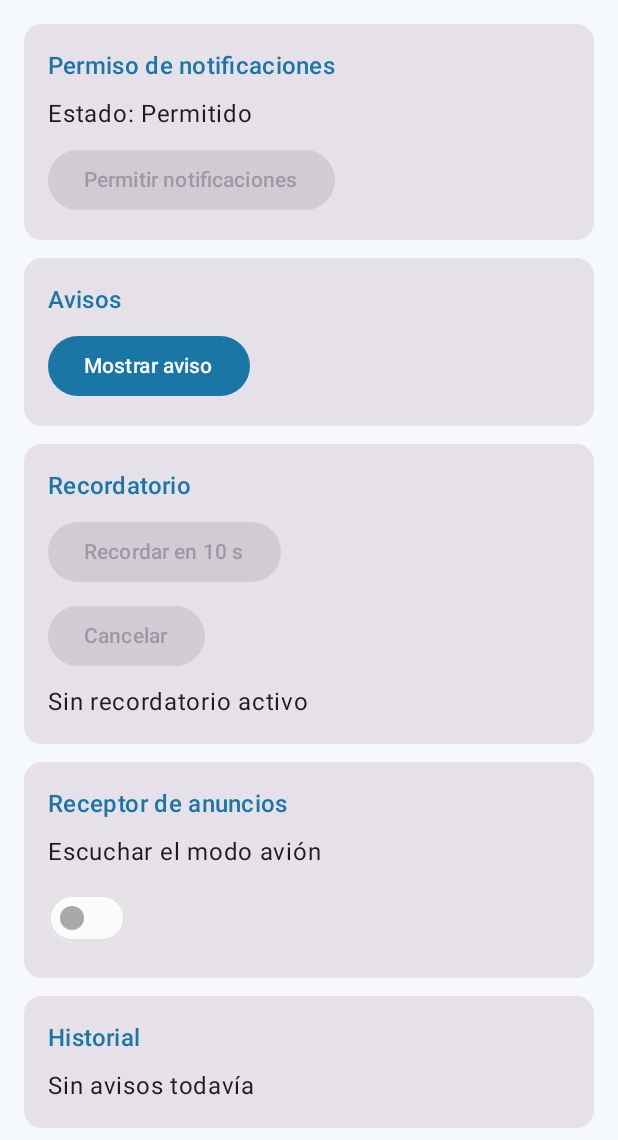
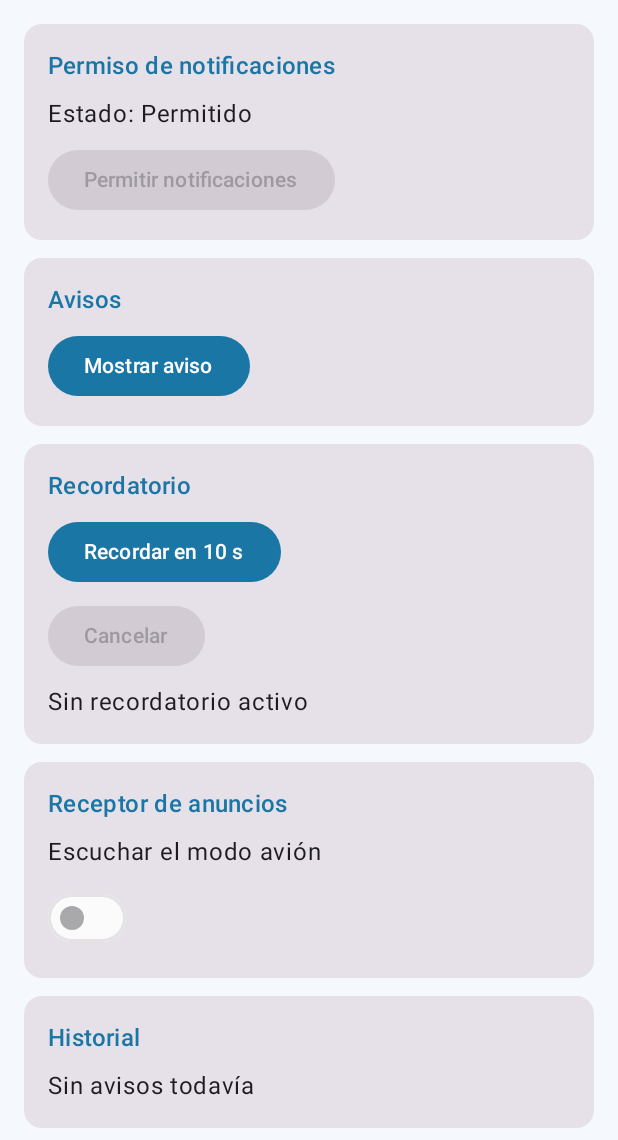
Before and after one commit to huancogrecia/AvisosCampus_Huanco, an Android app built with Jetpack Compose: the screen it shows after launch (MainActivity), on a phone screen of 412 x 824 dp, the part 96-1236 px from its top. Run offline under Robolectric (Android 15) with nearby library versions, the phone set to English and light mode, and no system bars.

Commit message:
feat(recordatorio): cuenta regresiva con corrutina y cancelacion

```diff
--- a/app/src/main/java/com/tecsup/avisoscampus/ui/PantallaAvisos.kt
+++ b/app/src/main/java/com/tecsup/avisoscampus/ui/PantallaAvisos.kt
@@ -34,6 +34,7 @@ import com.tecsup.avisoscampus.viewmodel.AvisosViewModel
 fun PantallaAvisos(vm: AvisosViewModel) {
     val contexto = LocalContext.current
     val permiso by vm.permiso.collectAsState()
+    val faltan by vm.faltan.collectAsState()
     val lanzador = rememberLauncherForActivityResult(
         ActivityResultContracts.RequestPermission()
     ) { concedido ->
@@ -97,9 +98,13 @@ fun PantallaAvisos(vm: AvisosViewModel) {
                 Button(onClick = vm::avisarAhora) { Text("Mostrar aviso") }
             }
             TarjetaBase("Recordatorio") {
-                Button(onClick = {}, enabled = false) { Text("Recordar en 10 s") }
-                Button(onClick = {}, enabled = false) { Text("Cancelar") }
-                Text("Sin recordatorio activo")
+                Button(onClick = { vm.recordarEn() }, enabled = faltan == null) {
+                    Text("Recordar en 10 s")
+                }
+                Button(onClick = vm::cancelarRecordatorio, enabled = faltan != null) {
+                    Text("Cancelar")
+                }
+                Text(faltan?.let { "Faltan $it s" } ?: "Sin recordatorio activo")
             }
             TarjetaBase("Receptor de anuncios") {
                 Text("Escuchar el modo avión")
```
Also changed, not shown: app/src/main/java/com/tecsup/avisoscampus/viewmodel/AvisosViewModel.kt (+27 -2 lines).
